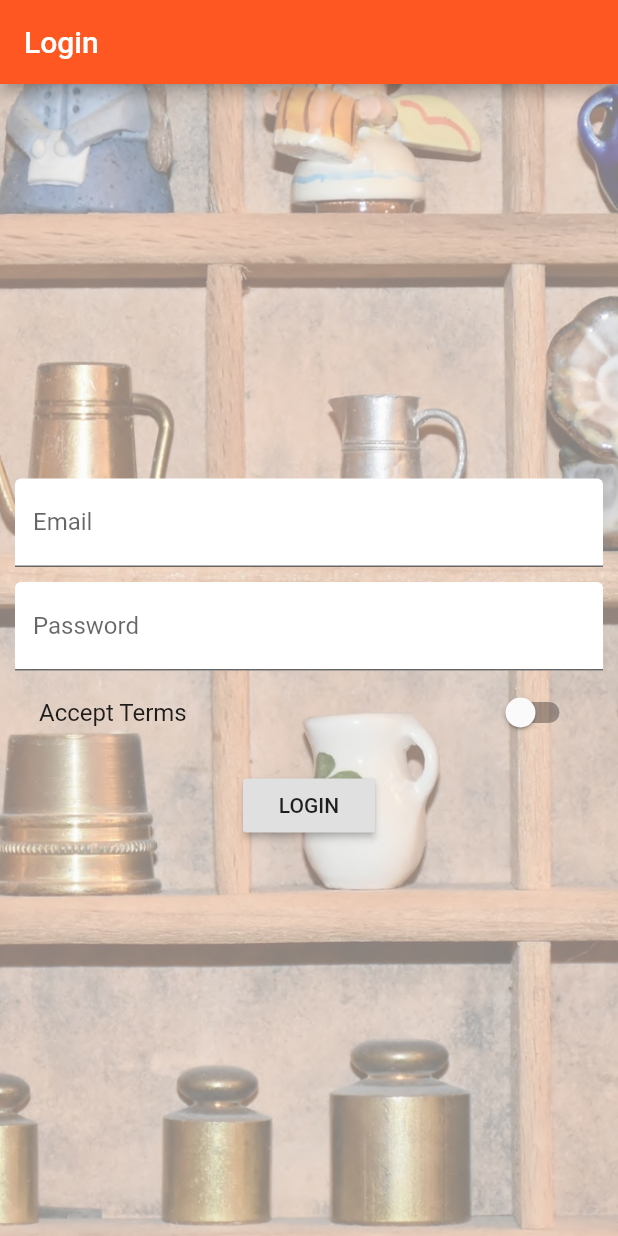
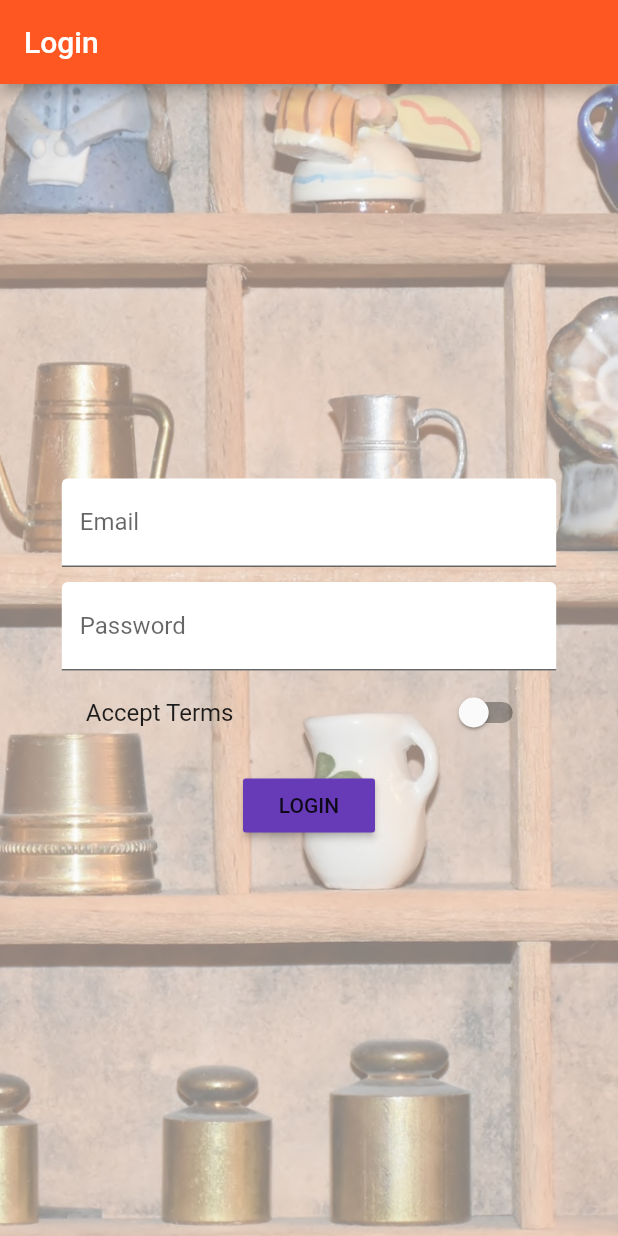
Before and after one commit to shnupta/flutter_course, a Flutter app: the screen it shows after launch, on a phone screen of 412 x 824 dp. Run offline on Flutter 3.47's test engine with Material 2 defaults, Android fonts, the phone set to English and light mode, and no system bars.

Commit message:
finished section 8

```diff
--- a/lib/main.dart
+++ b/lib/main.dart
@@ -35,6 +35,7 @@ class _MyAppState extends State<MyApp> {
       theme: ThemeData(
         primarySwatch: Colors.deepOrange,
         accentColor: Colors.deepPurple,
+        buttonColor: Colors.deepPurple,
       ),
       //home: AuthPage(),
       routes: {
--- a/lib/pages/auth.dart
+++ b/lib/pages/auth.dart
@@ -12,26 +12,17 @@ class _AuthPageState extends State<AuthPage> {
   String _password;
   bool _acceptValue = false;
 
-  @override
-  Widget build(BuildContext context) {
-    return Scaffold(
-      appBar: AppBar(
-        title: Text('Login'),
-      ),
-      body: Container(
-        decoration: BoxDecoration(
-          image: DecorationImage(
+  DecorationImage _buildBackgroundImage() {
+    return DecorationImage(
       fit: BoxFit.cover,
-            colorFilter: ColorFilter.mode(
-                Colors.black.withOpacity(0.5), BlendMode.dstATop),
+      colorFilter:
+          ColorFilter.mode(Colors.black.withOpacity(0.5), BlendMode.dstATop),
       image: AssetImage('assets/background.jpg'),
-          ),
-        ),
-        padding: EdgeInsets.all(10.0),
-        child: Center(
-          child: SingleChildScrollView(
-              child: Column(children: <Widget>[
-            TextField(
+    );
+  }
+
+  Widget _buildEmailTextField() {
+    return TextField(
       decoration: InputDecoration(
         labelText: 'Email',
         fillColor: Colors.white,
@@ -43,9 +34,11 @@ class _AuthPageState extends State<AuthPage> {
           _email = value;
         });
       },
-            ),
-            SizedBox(height: 10.0),
-            TextField(
+    );
+  }
+
+  Widget _buildPasswordTextField() {
+    return TextField(
       decoration: InputDecoration(
         labelText: 'Password',
         fillColor: Colors.white,
@@ -57,8 +50,11 @@ class _AuthPageState extends State<AuthPage> {
           _password = value;
         });
       },
-            ),
-            SwitchListTile(
+    );
+  }
+
+  Widget _buildAcceptSwitch() {
+    return SwitchListTile(
       title: Text('Accept Terms'),
       onChanged: (bool value) {
         setState(() {
@@ -66,17 +62,48 @@ class _AuthPageState extends State<AuthPage> {
         });
       },
       value: _acceptValue,
+    );
+  }
+
+  void _submitForm() {
+    Navigator.pushReplacementNamed(context, '/products');
+  }
+
+  @override
+  Widget build(BuildContext context) {
+    final targetWidth = MediaQuery.of(context).size.width > 768.0
+      ? 500.0 : MediaQuery.of(context).size.width * 0.8;
+
+    return Scaffold(
+      appBar: AppBar(
+        title: Text('Login'),
       ),
+      body: Container(
+        decoration: BoxDecoration(
+          image: _buildBackgroundImage(),
+        ),
+        padding: EdgeInsets.all(10.0),
+        child: Center(
+          child: SingleChildScrollView(
+            child: Container(
+              width: targetWidth,
+              child: Column(
+                children: <Widget>[
+                  _buildEmailTextField(),
+                  SizedBox(height: 10.0),
+                  _buildPasswordTextField(),
+                  _buildAcceptSwitch(),
                   SizedBox(
                     height: 10.0,
                   ),
                   RaisedButton(
                     child: Text('LOGIN'),
-              onPressed: () {
-                Navigator.pushReplacementNamed(context, '/products');
-              },
+                    onPressed: _submitForm,
                   ),
-          ])),
+                ],
+              ),
+            ),
+          ),
         ),
       ),
     );
```
Also changed, not shown: lib/pages/product.dart (+33 -29 lines), lib/pages/product_create.dart (+48 -21 lines), lib/pages/products.dart (+14 -7 lines), lib/pages/products_admin.dart (+13 -9 lines), lib/widgets/products/product_card.dart (+19 -11 lines). Lines whose indentation alone changed are shown as unchanged.
